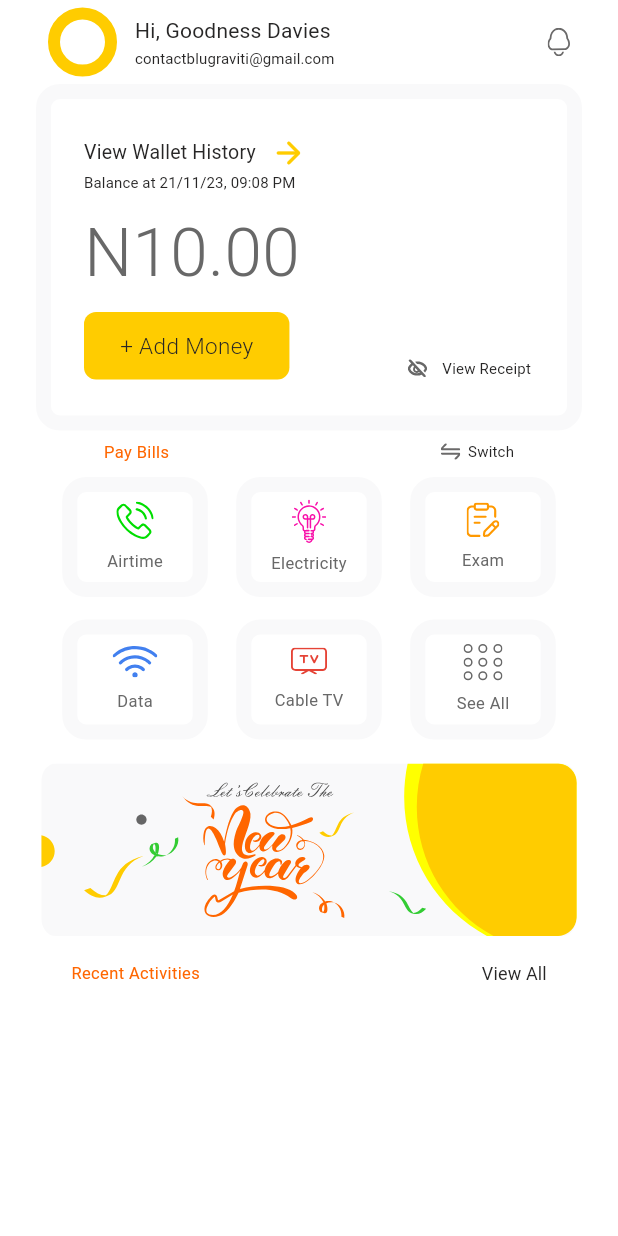
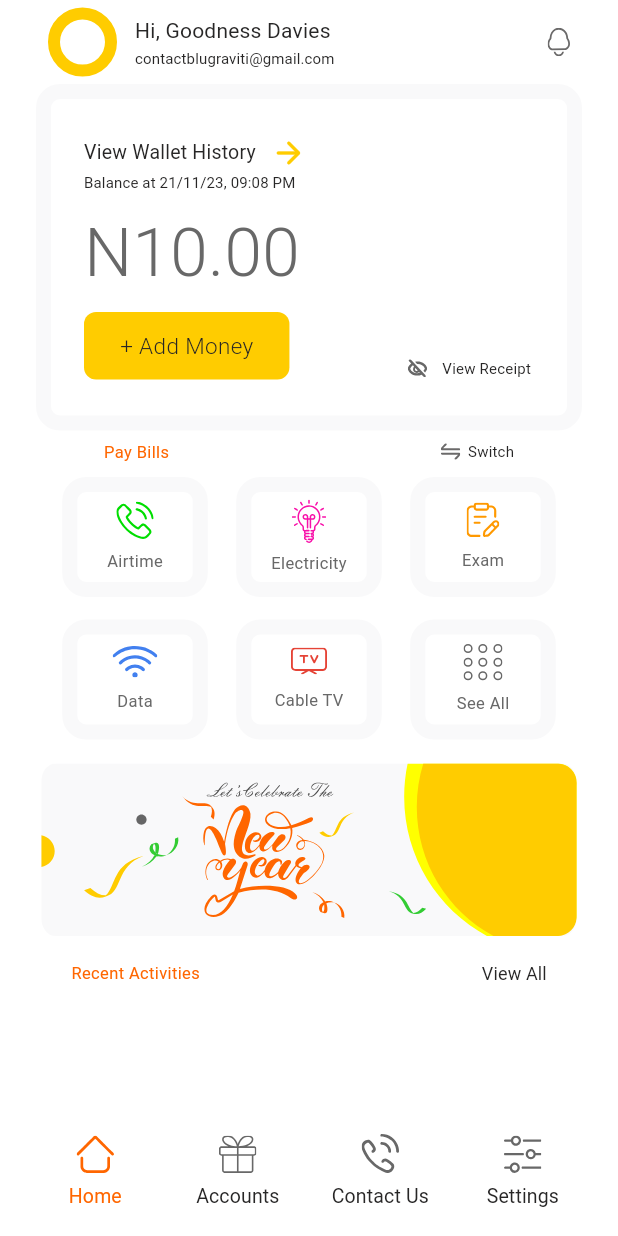
Before and after one commit to De-Morgan/xcrow, a Flutter app: the screen it shows after launch, on a phone screen of 412 x 824 dp. Run offline on Flutter 3.47's test engine with Material 3 defaults, Android fonts, the phone set to English and light mode, and no system bars; our stand-ins replace dio, flutter_svg, hooks_riverpod.

Commit message:
bottom-nav-bar

```diff
--- a/lib/main.dart
+++ b/lib/main.dart
@@ -1,6 +1,7 @@
 import 'package:flutter/material.dart';
+import 'package:hooks_riverpod/hooks_riverpod.dart';
 import 'package:xcrow/ui/xcrow_app.dart';
 
 void main() {
-  runApp(const XCrowApp());
+  runApp(const ProviderScope(child: XCrowApp()));
 }
--- /dev/null
+++ b/lib/ui/home_page/pages/mother_page.dart
@@ -0,0 +1,24 @@
+import 'package:flutter/material.dart';
+import 'package:hooks_riverpod/hooks_riverpod.dart';
+import 'package:xcrow/ui/home_page/pages/home_page.dart';
+import 'package:xcrow/ui/home_page/widgets/button_nav_widget.dart';
+
+class MotherPage extends ConsumerWidget {
+  const MotherPage({super.key});
+
+  static const pages = [
+    HomePage(),
+    SizedBox(),
+    SizedBox(),
+    SizedBox(),
+  ];
+
+  @override
+  Widget build(BuildContext context, WidgetRef ref) {
+    final currentPageIndex = ref.watch(pageIndexProvider);
+    return Scaffold(
+      body: pages[currentPageIndex],
+      bottomNavigationBar: const BottomNavWidget(),
+    );
+  }
+}
--- /dev/null
+++ b/lib/ui/home_page/widgets/button_nav_widget.dart
@@ -0,0 +1,111 @@
+import 'package:flutter/material.dart';
+import 'package:hooks_riverpod/hooks_riverpod.dart';
+import 'package:xcrow/ui/shared/svg_widget.dart';
+import 'package:xcrow/ui/theme/theme.dart';
+import 'package:xcrow/ui/utils/context_extension.dart';
+import 'package:xcrow/ui/utils/svg_path.dart';
+
+class BottomNavWidget extends ConsumerWidget {
+  const BottomNavWidget({
+    Key? key,
+  }) : super(key: key);
+
+  @override
+  Widget build(BuildContext context, WidgetRef ref) {
+    final currentIndex = ref.watch(pageIndexProvider);
+    final currentIndexNotifier = ref.watch(pageIndexProvider.notifier);
+
+    void onTap(int index) {
+      currentIndexNotifier.state = index;
+    }
+
+    return BottomAppBar(
+      child: Column(
+        mainAxisSize: MainAxisSize.min,
+        children: [
+          Row(
+            crossAxisAlignment: CrossAxisAlignment.end,
+            children: [
+              Expanded(
+                child: _NavItem(
+                  selected: currentIndex == 0,
+                  onTap: () => onTap(0),
+                  title: 'Home',
+                  svgPath: SvgPath.home,
+                ),
+              ),
+              Expanded(
+                child: _NavItem(
+                  selected: currentIndex == 1,
+                  onTap: () => onTap(1),
+                  title: 'Accounts',
+                  svgPath: SvgPath.gift,
+                ),
+              ),
+              Expanded(
+                child: _NavItem(
+                  selected: currentIndex == 2,
+                  onTap: () => onTap(2),
+                  title: 'Contact Us',
+                  svgPath: SvgPath.contact,
+                ),
+              ),
+              Expanded(
+                child: _NavItem(
+                  selected: currentIndex == 3,
+                  onTap: () => onTap(3),
+                  title: 'Settings',
+                  svgPath: SvgPath.setting,
+                ),
+              ),
+            ],
+          ),
+        ],
+      ),
+    );
+  }
+}
+
+class _NavItem extends StatelessWidget {
+  const _NavItem(
+      {Key? key,
+      this.onTap,
+      this.title = '',
+      this.selected = false,
+      this.svgPath = ''})
+      : super(key: key);
+  final String title;
+  final String svgPath;
+  final bool selected;
+  final VoidCallback? onTap;
+
+  @override
+  Widget build(BuildContext context) {
+    final appColor = context.customTheme<AppColors>();
+    return InkResponse(
+      onTap: onTap,
+      child: Column(
+        mainAxisAlignment: MainAxisAlignment.end,
+        children: [
+          SvgWidget(
+            svgPath: svgPath,
+            color: selected ? appColor.navBarColor : null,
+            width: 25,
+          ),
+          const SizedBox(height: 6),
+          Text(
+            title,
+            style: context.titleSmall?.copyWith(
+              fontSize: 13,
+              color: selected ? appColor.navBarColor : null,
+            ),
+          ),
+        ],
+      ),
+    );
+  }
+}
+
+final pageIndexProvider = StateProvider<int>((ref) {
+  return 0;
+});
--- a/lib/ui/theme/dark_theme.dart
+++ b/lib/ui/theme/dark_theme.dart
@@ -17,6 +17,9 @@ class DarkTheme {
                   borderRadius: BorderRadius.circular(8)),
             ),
           ),
+          bottomAppBarTheme: const BottomAppBarTheme(
+              color: _AppColors.primaryBlack,
+              surfaceTintColor: _AppColors.primaryBlack),
           textTheme: TextTheme(
             bodyMedium: _AppTextStyle.normal400Size14
                 .copyWith(color: _AppColors.gray01),
--- a/lib/ui/theme/light_theme.dart
+++ b/lib/ui/theme/light_theme.dart
@@ -17,6 +17,8 @@ class LightTheme {
                   borderRadius: BorderRadius.circular(8)),
             ),
           ),
+          bottomAppBarTheme: const BottomAppBarTheme(
+              color: _AppColors.white, surfaceTintColor: _AppColors.white),
           textTheme: TextTheme(
             bodyMedium: _AppTextStyle.normal400Size14
                 .copyWith(color: _AppColors.gray02),
--- a/lib/ui/utils/svg_path.dart
+++ b/lib/ui/utils/svg_path.dart
@@ -13,4 +13,9 @@ class SvgPath {
 
   static const lightNewYear = '${_root}light_new_year.svg';
   static const darkNewYear = '${_root}dark_new_year.svg';
+
+  static const home = '${_root}home.svg';
+  static const gift = '${_root}gift.svg';
+  static const contact = '${_root}contact.svg';
+  static const setting = '${_root}setting.svg';
 }
--- a/lib/ui/xcrow_app.dart
+++ b/lib/ui/xcrow_app.dart
@@ -1,5 +1,5 @@
 import 'package:flutter/material.dart';
-import 'package:xcrow/ui/home_page/pages/home_page.dart';
+import 'package:xcrow/ui/home_page/pages/mother_page.dart';
 import 'package:xcrow/ui/theme/theme.dart';
 
 class XCrowApp extends StatelessWidget {
@@ -16,9 +16,7 @@ class XCrowApp extends StatelessWidget {
       title: 'Xcrow',
       theme: LightTheme.theme,
       darkTheme: DarkTheme.theme,
-      //themeMode: ref.watch(themeModeProvider),
-      // onGenerateRoute: RouteNames.generateRoute,
-      home: const HomePage(),
+      home: const MotherPage(),
     );
   }
 }
```
Also changed, not shown: assets/svgs/contact.svg (added), assets/svgs/gift.svg (added), assets/svgs/home.svg (added), assets/svgs/setting.svg (added).
